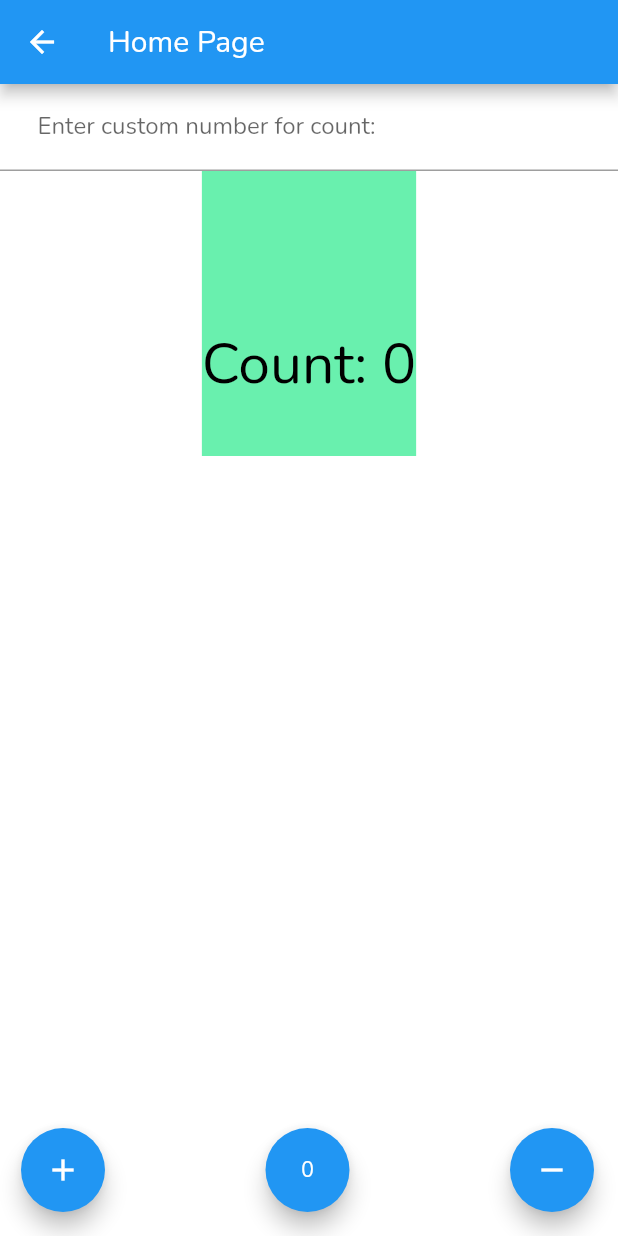
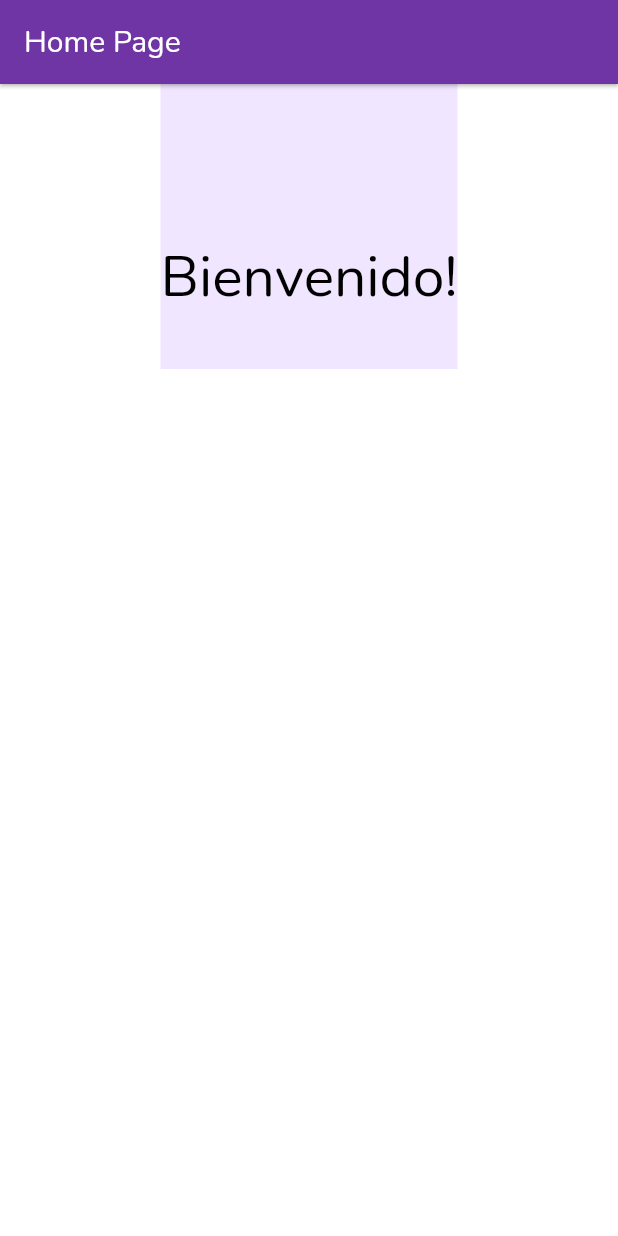
Before and after one commit to YisusOnDev/PracticeJob_Flutter, a Flutter app: the HomePage screen opened by its route, on a phone screen of 412 x 824 dp. Run offline on Flutter 3.47's test engine with Material 2 defaults, Android fonts, the phone set to English and light mode, and no system bars; our stand-ins replace flutter_secure_storage, flutter_svg, reactive_forms; accounts and stored records are empty.

Commit message:
Updated homePage

```diff
--- a/lib/src/pages/home_page.dart
+++ b/lib/src/pages/home_page.dart
@@ -1,4 +1,5 @@
 import 'package:flutter/material.dart';
+import 'package:practicejob/constants.dart';
 
 class HomePage extends StatefulWidget {
   static var pageName = 'Home Page';
@@ -12,87 +13,29 @@ class HomePage extends StatefulWidget {
 }
 
 class _HomePageState extends State<HomePage> {
-  final TextStyle homeCounterTextStyle = const TextStyle(
+  final TextStyle homeTextStyle = const TextStyle(
       height: 5,
       fontSize: 38,
       color: Colors.black,
-      backgroundColor: Colors.greenAccent);
-
-  int _counter = 0;
-
-  void _incrementCounter() {
-    setState(() {
-      _counter++;
-    });
-  }
-
-  void _decrementCounter() {
-    setState(() {
-      if (_counter - 1 >= 0) {
-        _counter--;
-      }
-    });
-  }
-
-  void _resetCounter() {
-    setState(() {
-      _counter = 0;
-    });
-  }
+      backgroundColor: cPrimaryLightColor);
 
   @override
   Widget build(BuildContext context) {
     return Scaffold(
       appBar: AppBar(
         title: const Text('Home Page'),
+        backgroundColor: cPrimaryColor,
+        elevation: 1,
+        automaticallyImplyLeading: false,
       ),
       body: Center(
         child: Column(
           mainAxisAlignment: MainAxisAlignment.start,
           children: <Widget>[
-            TextFormField(
-              decoration: const InputDecoration(
-                contentPadding:
-                    EdgeInsets.symmetric(horizontal: 25.0, vertical: 10.0),
-                labelText: 'Enter custom number for count:',
-                hintText: '10',
-              ),
-            ),
-            Text('Count: $_counter', style: homeCounterTextStyle),
+            Text('Bienvenido!', style: homeTextStyle),
           ],
         ),
       ),
-      floatingActionButton:
-          _interactionButtons(), // This trailing comma makes auto-formatting nicer for build methods.
-    );
-  }
-
-  Widget _interactionButtons() {
-    return Row(
-      mainAxisAlignment: MainAxisAlignment.end,
-      children: <Widget>[
-        const SizedBox(width: 30),
-        FloatingActionButton(
-          heroTag: "incrementButton",
-          onPressed: _incrementCounter,
-          tooltip: 'Increment',
-          child: const Icon(Icons.add),
-        ),
-        const Expanded(child: SizedBox()),
-        FloatingActionButton(
-          heroTag: "resetButton",
-          onPressed: _resetCounter,
-          tooltip: 'Set 0',
-          child: const Text("0"),
-        ),
-        const Expanded(child: SizedBox()),
-        FloatingActionButton(
-          heroTag: "decrementButton",
-          onPressed: _decrementCounter,
-          tooltip: 'Decrement',
-          child: const Icon(Icons.remove),
-        ),
-      ],
     );
   }
 }
```
